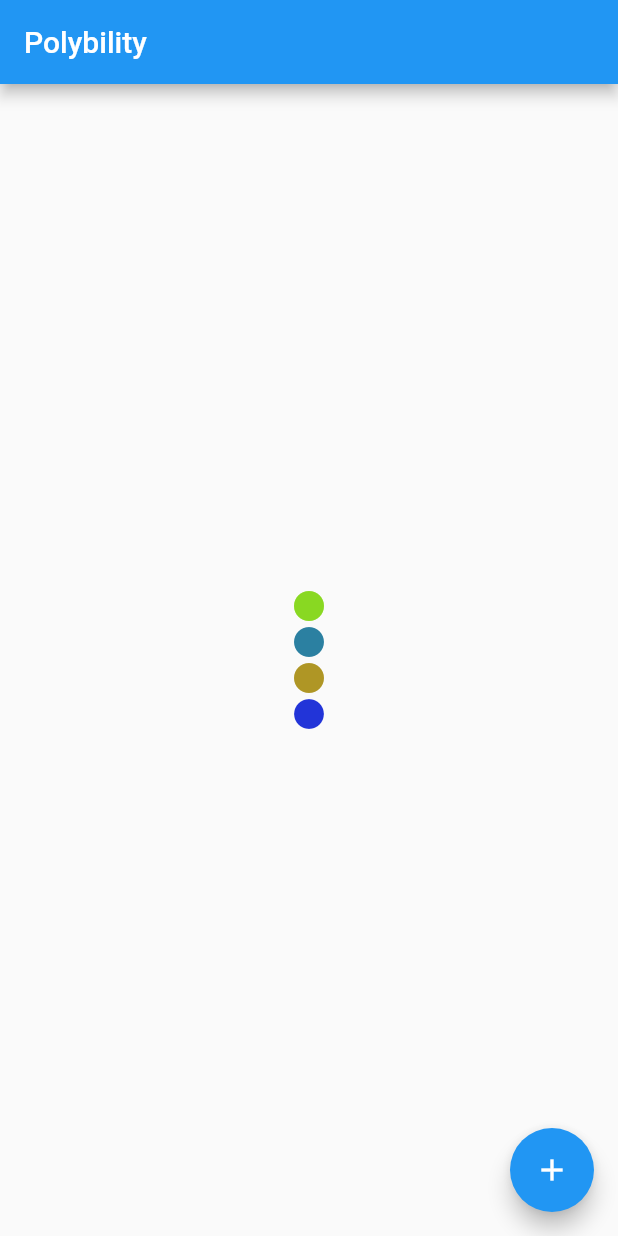
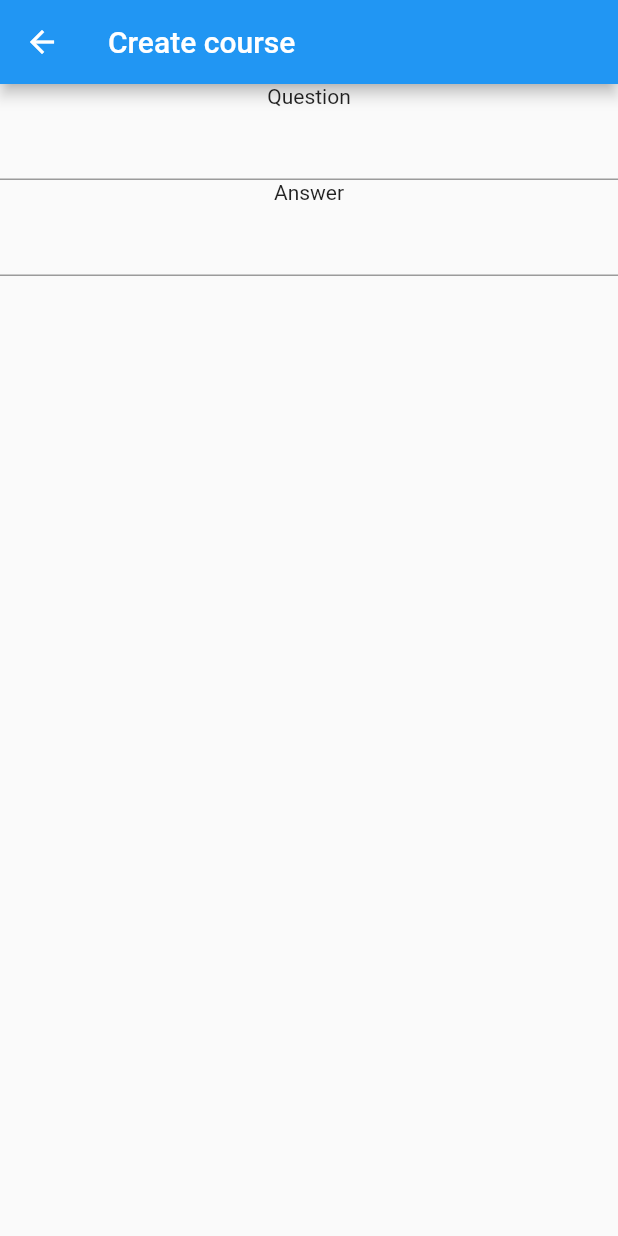
Before and after one commit to Voklen/Polybility, a Flutter app: the screen it shows after launch, after a tap on the "add" icon, on a phone screen of 412 x 824 dp. Run offline on Flutter 3.47's test engine with Material 2 defaults, Android fonts, the phone set to English and light mode, and no system bars; missing offline and left inert: toml.

Commit message:
Add CreateLevel screen

```diff
--- /dev/null
+++ b/lib/create_level.dart
@@ -0,0 +1,29 @@
+import 'package:flutter/material.dart';
+
+class CreateLevel extends StatelessWidget {
+  CreateLevel({super.key});
+
+  final questionController = TextEditingController();
+  final answerController = TextEditingController();
+
+  @override
+  Widget build(BuildContext context) {
+    return Scaffold(
+      appBar: AppBar(
+        title: const Text('Create course'),
+      ),
+      body: Column(
+        children: [
+          const Text('Question'),
+          TextField(
+            controller: questionController,
+          ),
+          const Text('Answer'),
+          TextField(
+            controller: answerController,
+          ),
+        ],
+      ),
+    );
+  }
+}
--- a/lib/main.dart
+++ b/lib/main.dart
@@ -1,4 +1,6 @@
 import 'package:flutter/material.dart';
+import 'package:polybility/create_level.dart';
+import 'package:toml/toml.dart';
 
 void main() {
   runApp(const MyApp());
@@ -29,12 +31,17 @@ class MyHomePage extends StatefulWidget {
 }
 
 class _MyHomePageState extends State<MyHomePage> {
-  int _counter = 0;
-
   void _incrementCounter() {
-    setState(() {
-      _counter++;
-    });
+    Navigator.push(
+      context,
+      MaterialPageRoute(
+        builder: (context) => CreateLevel(),
+      ),
+    );
+    var document = TomlDocument.fromMap(const {
+      'hello': true,
+    }).toString();
+    print(document);
   }
 
   @override
--- a/pubspec.yaml
+++ b/pubspec.yaml
@@ -36,6 +36,7 @@ dependencies:
   # The following adds the Cupertino Icons font to your application.
   # Use with the CupertinoIcons class for iOS style icons.
   cupertino_icons: ^1.0.2
+  toml: ^0.13.1
 
 dev_dependencies:
   flutter_test:
```
Also changed, not shown: pubspec.lock.
